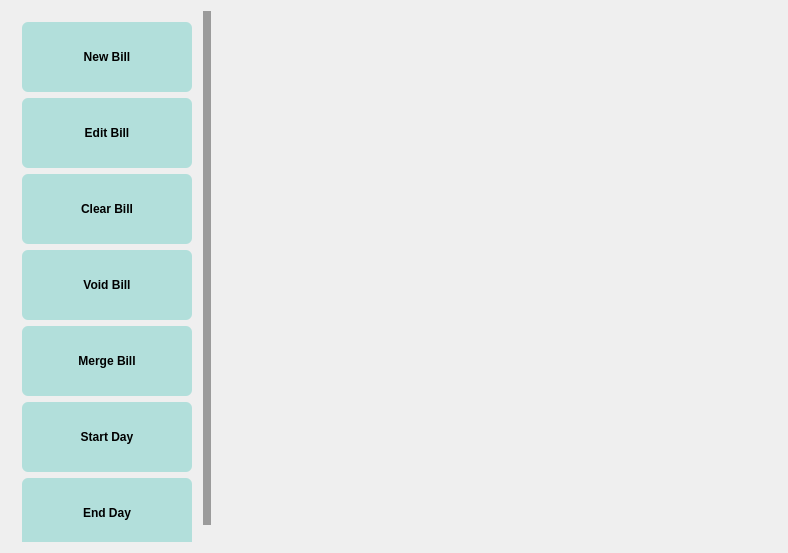
This is cashierapp.ui in zadockmaloba/ProcurementSys as Qt 5 draws it before an edit. The edited form follows.
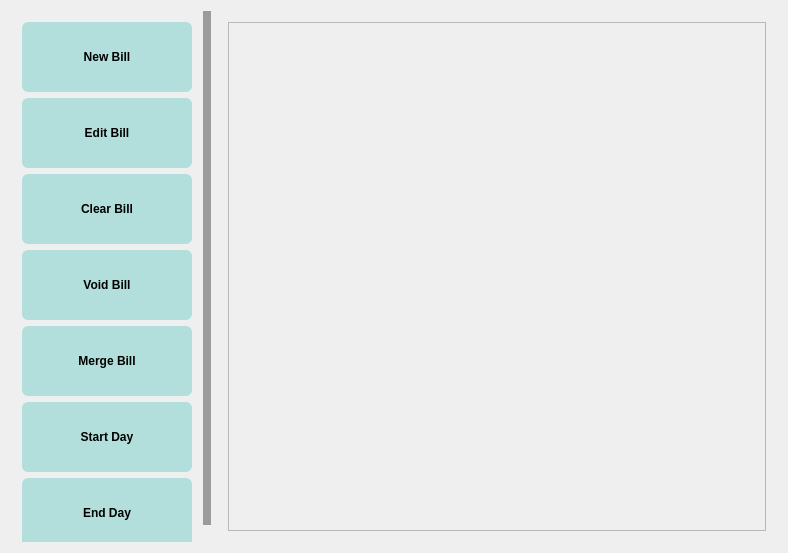
This is the edited form. Icons and pictures are not drawn.

```diff
--- a/cashierapp.ui
+++ b/cashierapp.ui
@@ -20,6 +20,13 @@
 	border-radius: 6px ;
 }
 
+QLabel
+{
+	border-radius: 6px;
+	
+	border-color: rgb(227, 240, 183);
+}
+
 QPushButton
 {
 	background-color: #b2dfdb;
@@ -637,6 +644,826 @@
        <height>16777215</height>
       </size>
      </property>
+     <property name="styleSheet">
+      <string notr="true">background-color: qlineargradient(spread:pad, x1:1, y1:1, x2:1, y2:0, stop:0 rgba(108, 171, 147, 255), stop:0.994318 rgba(186, 230, 230, 255));
+
+QScrollBox
+{
+	border-radius: 6px ;
+}
+
+QPushButton
+{
+	background-color: #b2dfdb;
+	/*color: #fff;*/
+	font-size: 12px;
+	font-weight: bold;
+	border: none;
+	border-radius: 12px;
+	padding: 5px;
+
+}
+
+
+QPushButton::disabled
+{
+	background-color: #5c5c5c;
+
+}
+
+
+QPushButton::pressed
+{
+	
+	background-color: qlineargradient(spread:reflect, x1:1, y1:1, x2:0.982955, y2:0.5, stop:0 rgba(166, 214, 202, 255), stop:0.607955 rgba(196, 236, 226, 255));
+}
+
+
+/*-----QCheckBox-----*/
+QCheckBox
+{
+	background-color: transparent;
+	color: #fff;
+	font-size: 10px;
+	font-weight: bold;
+	border: none;
+	border-radius: 5px;
+
+}
+
+
+/*-----QCheckBox-----*/
+QCheckBox::indicator
+{
+    color: #b1b1b1;
+    background-color: #323232;
+    border: 1px solid darkgray;
+    width: 12px;
+    height: 12px;
+
+}
+
+
+QCheckBox::indicator:checked
+{
+    image:url(&quot;./ressources/check.png&quot;);
+	background-color: #ff3333;
+    border: 1px solid #ff3333;
+
+}
+
+
+QCheckBox::indicator:unchecked:hover
+{
+    border: 1px solid #ff3333;
+
+}
+
+
+QCheckBox::disabled
+{
+	color: #656565;
+
+}
+
+
+QCheckBox::indicator:disabled
+{
+	background-color: #656565;
+	color: #656565;
+    border: 1px solid #656565;
+
+}
+
+
+/*-----QLineEdit-----*/
+QLineEdit
+{
+	background-color: #c2c7d5;
+	color: #000;
+	font-weight: bold;
+	border: none;
+	border-radius: 2px;
+	padding: 3px;
+
+}
+
+
+/*-----QListView-----*/
+QListView
+{
+	background-color: #333333;
+	color: #fff;
+	font-size: 12px;
+	font-weight: bold;
+	border: 1px solid #191919;
+	show-decoration-selected: 0;
+	padding-left: -13px;
+	padding-right: -13px;
+
+}
+
+
+QListView::item
+{
+	color: #31cecb;
+	background-color: #454e5e;
+	border: none;
+	padding: 5px;
+	border-radius: 0px;
+	padding-left : 10px;
+	height: 42px;
+
+}
+
+QListView::item:selected
+{
+	color: #000;
+	background-color: #ff3333;
+
+}
+
+
+QListView::item:!selected
+{
+	color:white;
+	background-color: transparent;
+	border: none;
+	padding-left : 10px;
+
+}
+
+
+QListView::item:!selected:hover
+{
+	color: #000;
+	background-color: #bcbdbb;
+	border: none;
+	padding-left : 10px;
+
+}
+
+
+/*-----QTreeView-----*/
+QTreeView 
+{
+	background-color: #252525;
+	show-decoration-selected: 0;
+	color: #c2c8d7;
+
+}
+
+
+QTreeView::item 
+{
+	border-top-color: transparent;
+	border-bottom-color: transparent;
+
+}
+
+
+QTreeView::item:hover 
+{
+	background-color: #bcbdbb;
+	color: #000;
+
+}
+
+
+QTreeView::item:selected 
+{
+	background-color: #ff3333;
+	color: #000;
+
+}
+
+
+QTreeView::item:selected:active
+{
+	background-color: #ff3333;
+	color: #000;
+
+}
+
+
+QTreeView::branch:has-children:!has-siblings:closed,
+QTreeView::branch:closed:has-children:has-siblings 
+{
+	image: url(://tree-closed.png);
+
+}
+
+QTreeView::branch:open:has-children:!has-siblings,
+QTreeView::branch:open:has-children:has-siblings  
+{
+	image: url(://tree-open.png);
+
+}
+
+
+/*-----QTableView &amp; QTableWidget-----*/
+QTableView
+{
+    background-color: #252525;
+	border: 1px solid gray;
+    color: #f0f0f0;
+    gridline-color: gray;
+    outline : 0;
+
+}
+
+
+QTableView::disabled
+{
+    background-color: #242526;
+    border: 1px solid #32414B;
+    color: #656565;
+    gridline-color: #656565;
+    outline : 0;
+
+}
+
+
+QTableView::item:hover 
+{
+    background-color: #bcbdbb;
+    color: #000;
+
+}
+
+
+QTableView::item:selected 
+{
+	background-color: #ff3333;
+    color: #000;
+
+}
+
+
+QTableView::item:selected:disabled
+{
+    background-color: #1a1b1c;
+    border: 2px solid #525251;
+    color: #656565;
+
+}
+
+
+QTableCornerButton::section
+{
+	background-color: #343a49;
+    color: #fff;
+
+}
+
+
+QHeaderView::section
+{
+	color: #fff;
+	border-top: 0px;
+	border-bottom: 1px solid gray;
+	border-right: 1px solid gray;
+	background-color: #343a49;
+    margin-top:1px;
+	margin-bottom:1px;
+	padding: 5px;
+
+}
+
+
+QHeaderView::section:disabled
+{
+    background-color: #525251;
+    color: #656565;
+
+}
+
+
+QHeaderView::section:checked
+{
+    color: #000;
+    background-color: #ff3333;
+
+}
+
+
+QHeaderView::section:checked:disabled
+{
+    color: #656565;
+    background-color: #525251;
+
+}
+
+
+QHeaderView::section::vertical::first,
+QHeaderView::section::vertical::only-one
+{
+    border-top: 1px solid #353635;
+
+}
+
+
+QHeaderView::section::vertical
+{
+    border-top: 1px solid #353635;
+
+}
+
+
+QHeaderView::section::horizontal::first,
+QHeaderView::section::horizontal::only-one
+{
+    border-left: 1px solid #353635;
+
+}
+
+
+QHeaderView::section::horizontal
+{
+    border-left: 1px solid #353635;
+
+}
+
+
+/*-----QScrollBar-----*/
+QScrollBar:horizontal 
+{
+    background-color: transparent;
+    height: 8px;
+    margin: 0px;
+    padding: 0px;
+
+}
+
+
+QScrollBar::handle:horizontal 
+{
+    border: none;
+	min-width: 100px;
+    background-color: #9b9b9b;
+
+}
+
+
+QScrollBar::add-line:horizontal, 
+QScrollBar::sub-line:horizontal,
+QScrollBar::add-page:horizontal, 
+QScrollBar::sub-page:horizontal 
+{
+    width: 0px;
+    background-color: transparent;
+
+}
+
+
+QScrollBar:vertical 
+{
+    background-color: transparent;
+    width: 8px;
+    margin: 0;
+
+}
+
+
+QScrollBar::handle:vertical 
+{
+    border: none;
+	min-height: 100px;
+    background-color: #9b9b9b;
+
+}
+
+
+QScrollBar::add-line:vertical, 
+QScrollBar::sub-line:vertical,
+QScrollBar::add-page:vertical, 
+QScrollBar::sub-page:vertical 
+{
+    height: 0px;
+    background-color: transparent;
+
+}
+</string>
+     </property>
+     <layout class="QVBoxLayout" name="verticalLayout_2">
+      <item>
+       <widget class="QScrollArea" name="directCompos">
+        <property name="styleSheet">
+         <string notr="true">
+QScrollBox
+{
+	border-radius: 6px ;
+}
+
+QPushButton
+{
+	background-color: #b2dfdb;
+	/*color: #fff;*/
+	font-size: 12px;
+	font-weight: bold;
+	border: none;
+	border-radius: 12px;
+	padding: 5px;
+
+}
+
+
+QPushButton::disabled
+{
+	background-color: #5c5c5c;
+
+}
+
+
+QPushButton::pressed
+{
+	
+	background-color: qlineargradient(spread:reflect, x1:1, y1:1, x2:0.982955, y2:0.5, stop:0 rgba(166, 214, 202, 255), stop:0.607955 rgba(196, 236, 226, 255));
+}
+
+
+/*-----QCheckBox-----*/
+QCheckBox
+{
+	background-color: transparent;
+	color: #fff;
+	font-size: 10px;
+	font-weight: bold;
+	border: none;
+	border-radius: 5px;
+
+}
+
+
+/*-----QCheckBox-----*/
+QCheckBox::indicator
+{
+    color: #b1b1b1;
+    background-color: #323232;
+    border: 1px solid darkgray;
+    width: 12px;
+    height: 12px;
+
+}
+
+
+QCheckBox::indicator:checked
+{
+    image:url(&quot;./ressources/check.png&quot;);
+	background-color: #ff3333;
+    border: 1px solid #ff3333;
+
+}
+
+
+QCheckBox::indicator:unchecked:hover
+{
+    border: 1px solid #ff3333;
+
+}
+
+
+QCheckBox::disabled
+{
+	color: #656565;
+
+}
+
+
+QCheckBox::indicator:disabled
+{
+	background-color: #656565;
+	color: #656565;
+    border: 1px solid #656565;
+
+}
+
+
+/*-----QLineEdit-----*/
+QLineEdit
+{
+	background-color: #c2c7d5;
+	color: #000;
+	font-weight: bold;
+	border: none;
+	border-radius: 2px;
+	padding: 3px;
+
+}
+
+
+/*-----QListView-----*/
+QListView
+{
+	background-color: #333333;
+	color: #fff;
+	font-size: 12px;
+	font-weight: bold;
+	border: 1px solid #191919;
+	show-decoration-selected: 0;
+	padding-left: -13px;
+	padding-right: -13px;
+
+}
+
+
+QListView::item
+{
+	color: #31cecb;
+	background-color: #454e5e;
+	border: none;
+	padding: 5px;
+	border-radius: 0px;
+	padding-left : 10px;
+	height: 42px;
+
+}
+
+QListView::item:selected
+{
+	color: #000;
+	background-color: #ff3333;
+
+}
+
+
+QListView::item:!selected
+{
+	color:white;
+	background-color: transparent;
+	border: none;
+	padding-left : 10px;
+
+}
+
+
+QListView::item:!selected:hover
+{
+	color: #000;
+	background-color: #bcbdbb;
+	border: none;
+	padding-left : 10px;
+
+}
+
+
+/*-----QTreeView-----*/
+QTreeView 
+{
+	background-color: #252525;
+	show-decoration-selected: 0;
+	color: #c2c8d7;
+
+}
+
+
+QTreeView::item 
+{
+	border-top-color: transparent;
+	border-bottom-color: transparent;
+
+}
+
+
+QTreeView::item:hover 
+{
+	background-color: #bcbdbb;
+	color: #000;
+
+}
+
+
+QTreeView::item:selected 
+{
+	background-color: #ff3333;
+	color: #000;
+
+}
+
+
+QTreeView::item:selected:active
+{
+	background-color: #ff3333;
+	color: #000;
+
+}
+
+
+QTreeView::branch:has-children:!has-siblings:closed,
+QTreeView::branch:closed:has-children:has-siblings 
+{
+	image: url(://tree-closed.png);
+
+}
+
+QTreeView::branch:open:has-children:!has-siblings,
+QTreeView::branch:open:has-children:has-siblings  
+{
+	image: url(://tree-open.png);
+
+}
+
+
+/*-----QTableView &amp; QTableWidget-----*/
+QTableView
+{
+    background-color: #252525;
+	border: 1px solid gray;
+    color: #f0f0f0;
+    gridline-color: gray;
+    outline : 0;
+
+}
+
+
+QTableView::disabled
+{
+    background-color: #242526;
+    border: 1px solid #32414B;
+    color: #656565;
+    gridline-color: #656565;
+    outline : 0;
+
+}
+
+
+QTableView::item:hover 
+{
+    background-color: #bcbdbb;
+    color: #000;
+
+}
+
+
+QTableView::item:selected 
+{
+	background-color: #ff3333;
+    color: #000;
+
+}
+
+
+QTableView::item:selected:disabled
+{
+    background-color: #1a1b1c;
+    border: 2px solid #525251;
+    color: #656565;
+
+}
+
+
+QTableCornerButton::section
+{
+	background-color: #343a49;
+    color: #fff;
+
+}
+
+
+QHeaderView::section
+{
+	color: #fff;
+	border-top: 0px;
+	border-bottom: 1px solid gray;
+	border-right: 1px solid gray;
+	background-color: #343a49;
+    margin-top:1px;
+	margin-bottom:1px;
+	padding: 5px;
+
+}
+
+
+QHeaderView::section:disabled
+{
+    background-color: #525251;
+    color: #656565;
+
+}
+
+
+QHeaderView::section:checked
+{
+    color: #000;
+    background-color: #ff3333;
+
+}
+
+
+QHeaderView::section:checked:disabled
+{
+    color: #656565;
+    background-color: #525251;
+
+}
+
+
+QHeaderView::section::vertical::first,
+QHeaderView::section::vertical::only-one
+{
+    border-top: 1px solid #353635;
+
+}
+
+
+QHeaderView::section::vertical
+{
+    border-top: 1px solid #353635;
+
+}
+
+
+QHeaderView::section::horizontal::first,
+QHeaderView::section::horizontal::only-one
+{
+    border-left: 1px solid #353635;
+
+}
+
+
+QHeaderView::section::horizontal
+{
+    border-left: 1px solid #353635;
+
+}
+
+
+/*-----QScrollBar-----*/
+QScrollBar:horizontal 
+{
+    background-color: transparent;
+    height: 8px;
+    margin: 0px;
+    padding: 0px;
+
+}
+
+
+QScrollBar::handle:horizontal 
+{
+    border: none;
+	min-width: 100px;
+    background-color: #9b9b9b;
+
+}
+
+
+QScrollBar::add-line:horizontal, 
+QScrollBar::sub-line:horizontal,
+QScrollBar::add-page:horizontal, 
+QScrollBar::sub-page:horizontal 
+{
+    width: 0px;
+    background-color: transparent;
+
+}
+
+
+QScrollBar:vertical 
+{
+    background-color: transparent;
+    width: 8px;
+    margin: 0;
+
+}
+
+
+QScrollBar::handle:vertical 
+{
+    border: none;
+	min-height: 100px;
+    background-color: #9b9b9b;
+
+}
+
+
+QScrollBar::add-line:vertical, 
+QScrollBar::sub-line:vertical,
+QScrollBar::add-page:vertical, 
+QScrollBar::sub-page:vertical 
+{
+    height: 0px;
+    background-color: transparent;
+
+}
+</string>
+        </property>
+        <property name="widgetResizable">
+         <bool>true</bool>
+        </property>
+        <widget class="QWidget" name="scrollAreaWidgetContents_2">
+         <property name="geometry">
+          <rect>
+           <x>0</x>
+           <y>0</y>
+           <width>544</width>
+           <height>515</height>
+          </rect>
+         </property>
+        </widget>
+       </widget>
+      </item>
+     </layout>
     </widget>
    </item>
   </layout>
```
